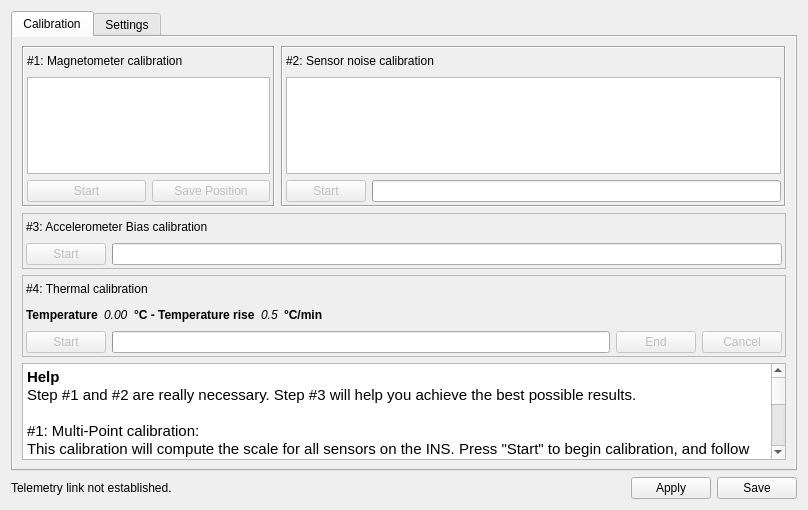
Above: ground/openpilotgcs/src/plugins/config/revosensors.ui from openpilot/OpenPilot before the change. Below: the same form after it.
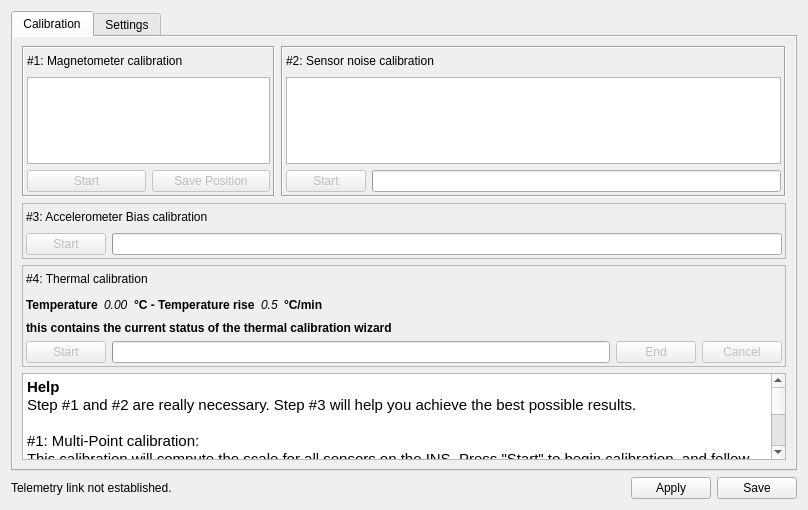
That is the form after the change. Icons and pictures are not drawn.

Commit message: OP-1150 UI for thermal calibration: Add an instruction label to describe the current Status

The edit to the form file:
```diff
--- a/ground/openpilotgcs/src/plugins/config/revosensors.ui
+++ b/ground/openpilotgcs/src/plugins/config/revosensors.ui
@@ -462,6 +462,19 @@
                 </item>
                </layout>
               </item>
+              <item>
+               <widget class="QLabel" name="label_thermalDescription">
+                <property name="font">
+                 <font>
+                  <weight>75</weight>
+                  <bold>true</bold>
+                 </font>
+                </property>
+                <property name="text">
+                 <string>this contains the current status of the thermal calibration wizard</string>
+                </property>
+               </widget>
+              </item>
               <item>
                <layout class="QHBoxLayout" name="horizontalLayout_thermalbias2">
                 <item>
```
The commit also changes 1 other file.
